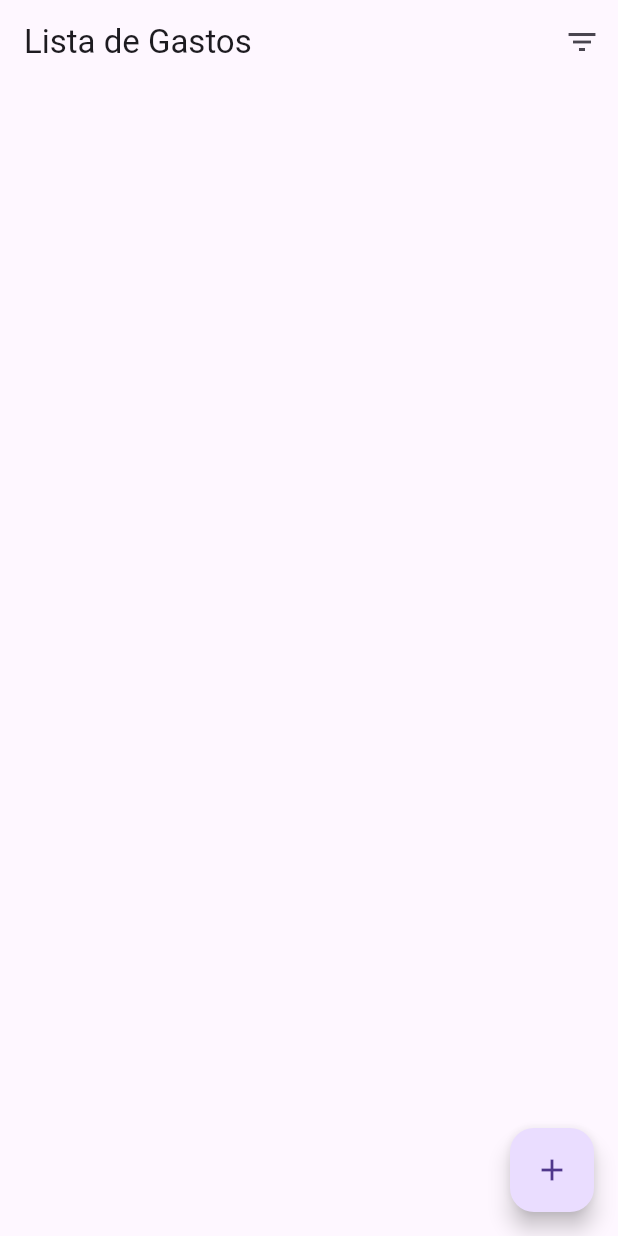
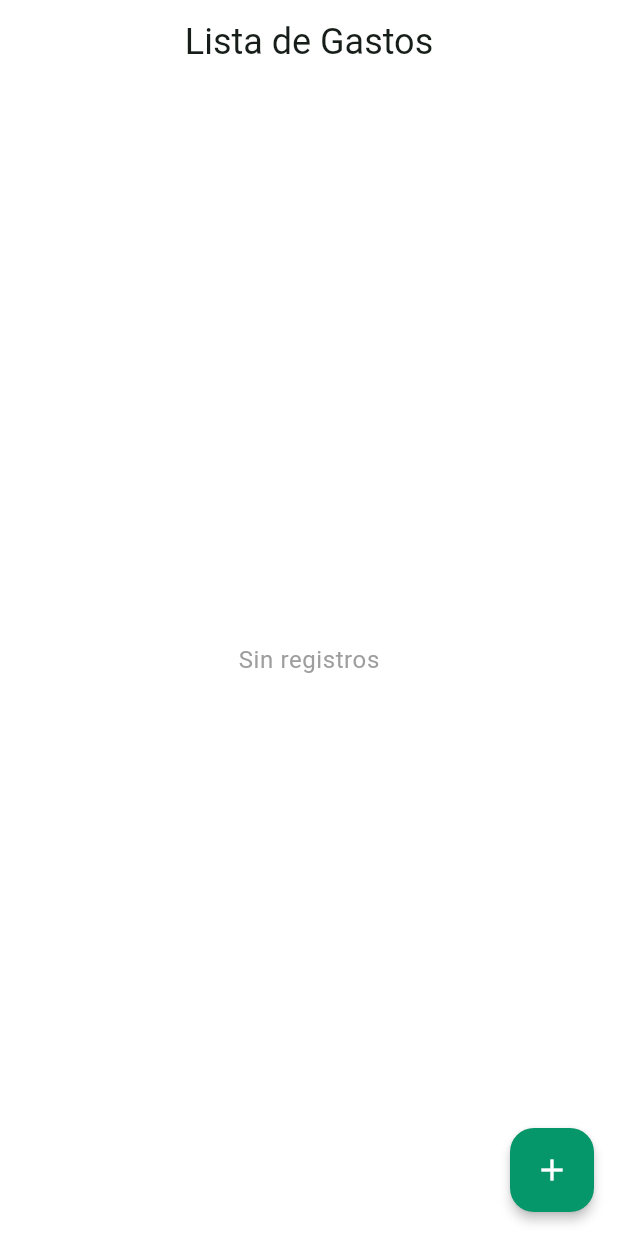
Before and after one commit to IvanYanez10/Gastos-Diarios, a Flutter app: the screen it shows after launch, on a phone screen of 412 x 824 dp. Run offline on Flutter 3.47's test engine with Material 3 defaults, Android fonts, the phone set to English and light mode, and no system bars; our stand-ins replace flutter_screenutil, sqflite; accounts and stored records are empty.

Commit message:
Version 1

```diff
--- a/lib/main.dart
+++ b/lib/main.dart
@@ -1,5 +1,6 @@
 import 'package:flutter/material.dart';
-import 'package:gastos_diarios/views/edit_expense_view.dart';
+import 'package:gastos_diarios/theme/app_theme.dart';
+import 'package:flutter_screenutil/flutter_screenutil.dart';
 import './views/expense_list_view.dart';
 import './views/add_expense_view.dart';
 
@@ -12,12 +13,14 @@ class MyApp extends StatelessWidget {
 
   @override
   Widget build(BuildContext context) {
+    return ScreenUtilInit(
+      designSize: const Size(1080, 2220),
+      minTextAdapt: true,
+      splitScreenMode: true,
+    builder: (_ , child) {
         return MaterialApp(
           debugShowCheckedModeBanner: false,
-      theme: ThemeData(
-        primarySwatch: Colors.blue,
-        visualDensity: VisualDensity.adaptivePlatformDensity,
-      ),
+          theme: appTheme,
           initialRoute: '/',
           routes: {
             '/': (context) => const ExpenseListView(),
@@ -25,4 +28,6 @@ class MyApp extends StatelessWidget {
           },
         );
       }
+    );
   }
+}
--- /dev/null
+++ b/lib/theme/app_theme.dart
@@ -0,0 +1,22 @@
+import 'package:flutter/material.dart';
+
+final ThemeData appTheme = ThemeData(
+  primaryColor: const Color(0xFF059669),
+  hintColor: const Color(0xFF3F72AF),
+  colorScheme: ColorScheme.fromSeed(seedColor: Color(0xFF059669), brightness: Brightness.light),
+  backgroundColor: Colors.white,
+  scaffoldBackgroundColor: Colors.white,
+  textTheme: const TextTheme(
+    headline1: TextStyle(fontSize: 13, fontWeight: FontWeight.bold, color: Colors.white),
+    bodyText1: TextStyle(fontSize: 16, color: Colors.black),
+    subtitle1: TextStyle(fontSize: 15, color: Colors.grey),
+    button: TextStyle(fontSize: 16, color: Colors.white),
+    caption: TextStyle(fontSize: 16, color: Colors.grey),
+  ),
+  floatingActionButtonTheme: const FloatingActionButtonThemeData(
+    backgroundColor: Color(0xFF059669),
+    elevation: 3.0,
+    foregroundColor: Colors.white,
+  ),
+  visualDensity: VisualDensity.adaptivePlatformDensity,
+);
--- a/lib/views/expense_list_view.dart
+++ b/lib/views/expense_list_view.dart
@@ -1,8 +1,9 @@
 import 'package:flutter/material.dart';
 import 'package:gastos_diarios/views/add_expense_view.dart';
-import 'package:intl/intl.dart';
 import '../models/expense.dart';
-import '../presenters/expense_presenter.dart'; // Import the ExpensePresenter
+import '../presenters/expense_presenter.dart';
+import '../widgets/Expense_Item.dart';
+import '../widgets/date_picker.dart';
 import 'edit_expense_view.dart';
 
 class ExpenseListView extends StatefulWidget {
@@ -16,29 +17,56 @@ class _ExpenseListViewState extends State<ExpenseListView> {
   final GlobalKey<ScaffoldState> _scaffoldKey = GlobalKey<ScaffoldState>();
   final ExpensePresenter _presenter = ExpensePresenter();
 
+  bool _filtering = false;
   List<Expense> _expenses = [];
-  List<Expense> _filteredExpenses = [];
 
-  // Define filters
-  double _minAmount = 0;
-  double _maxAmount = 2000;
-  double _currentSliderValue = 50;
-  DateTime _startDate = DateTime.now().subtract(Duration(days: 7));
-  DateTime _endDate = DateTime.now();
+  final double _minAmount = 0;
+  double _currentSliderValue=0;
 
-  late DateTime _selectedDate = DateTime.now();
+  double _highestAmount = 2000;
+  DateTime _selectedDate = DateTime(DateTime.now().year, DateTime.now().month, DateTime.now().day);
 
   @override
   void initState() {
     super.initState();
     _loadExpenses();
-    _selectedDate = DateTime.now();
+  }
+
+  Future<void> _loadHighestAmount() async {
+    final highestAmount = await _presenter.getHighestAmount();
+    setState(() {
+      _highestAmount = highestAmount! + 200;
+    });
   }
 
   Future<void> _loadExpenses() async {
     final expenses = await _presenter.fetchAllExpenses();
     setState(() {
       _expenses = expenses;
+    });
+    if(_expenses.isNotEmpty){
+      _loadHighestAmount();
+    }
+  }
+
+  Future<void> _clearDatabase() async {
+    await _presenter.clearDatabase();
+    _loadExpenses();
+  }
+
+  Future<void> _fetchFilteredExpenses() async {
+    final expenses = await _presenter.fetchFilteredExpenses(_currentSliderValue, _selectedDate.toString());
+    _closeEndDrawer();
+    setState(() {
+      _expenses = expenses;
+      _filtering=true;
+    });
+  }
+
+  void _cancelFiltering() {
+    _loadExpenses();
+    setState(() {
+      _filtering=false;
     });
   }
 
@@ -55,15 +83,32 @@ class _ExpenseListViewState extends State<ExpenseListView> {
     return Scaffold(
       key: _scaffoldKey,
       appBar: AppBar(
-        title: const Text('Lista de Gastos'),
+        backgroundColor: Theme.of(context).scaffoldBackgroundColor,
+        centerTitle: true,
+        title: !_filtering ? Text('Lista de Gastos', style: Theme.of(context).textTheme.headlineSmall)
+        :Text('Filtrado', style: Theme.of(context).textTheme.headlineSmall),
         actions: [
-          IconButton(
+          Visibility(
+            visible: _expenses.isNotEmpty || _filtering,
+            child: Padding(
+              padding: const EdgeInsets.only(right: 5.0),
+              child: _filtering ? IconButton(
+                onPressed: _cancelFiltering,
+                icon: const Icon(Icons.filter_alt_off, color: Colors.red,),
+              )
+                  : IconButton(
                 onPressed: _openEndDrawer,
                 icon: const Icon(Icons.filter_list),
+              )
+            ),
           ),
         ],
       ),
-      body: ListView.builder(
+      body: _expenses.isNotEmpty ? Padding(
+        padding: const EdgeInsets.symmetric(vertical: 10, horizontal: 0),
+        child: ListView.builder(
+          physics: _expenses.isNotEmpty ? const AlwaysScrollableScrollPhysics() : const NeverScrollableScrollPhysics(),
+          shrinkWrap: true, // Ensure that the ListView occupies only the necessary space
           itemCount: _expenses.length,
           itemBuilder: (context, index) {
             final expense = _expenses[index];
@@ -77,24 +122,14 @@ class _ExpenseListViewState extends State<ExpenseListView> {
                   reverseTransitionDuration: const Duration(milliseconds: 100),
                 ),
               ).then((value) => _loadExpenses()),
-            child: ListTile(
-              leading: Text(DateFormat('dd/MM/yy').format(expense.date)),
-              title: Text(expense.description),
-              subtitle: Text('\$${expense.amount}'),
-              trailing: IconButton(
-                icon: const Icon(Icons.delete),
-                onPressed: () async {
-                  // Update expense status to 'deleted'
-                  await _presenter.updateExpenseStatus(expense.id, 'deleted');
-                  // Reload expenses after deletion
-                  await _loadExpenses();
-                },
-              ),
-            ),
+              child: ExpenseItem(expense: expense),
             );
           },
         ),
-      floatingActionButton: FloatingActionButton(
+      ) : Center(child: Text('Sin registros', style: Theme.of(context).textTheme.caption,),),
+      floatingActionButton: Visibility(
+        visible: !_filtering,
+        child: FloatingActionButton(
           onPressed: () => Navigator.push(
               context,
               PageRouteBuilder(
@@ -106,50 +141,74 @@ class _ExpenseListViewState extends State<ExpenseListView> {
             ).then((value) => _loadExpenses()),
           child: const Icon(Icons.add),
         ),
+      ),
       endDrawer: Drawer(
         child: SafeArea(
+          child: Padding(
+            padding: const EdgeInsets.symmetric(vertical: 10, horizontal: 15),
             child: Column(
+              crossAxisAlignment: CrossAxisAlignment.stretch,
+              mainAxisAlignment: MainAxisAlignment.spaceBetween,
               children: [
-              const ListTile(
-                title: Text('Filtrar'),
-                // Add filter options here
-              ),
+                Column(
+                  crossAxisAlignment: CrossAxisAlignment.start,
+                  children: [
+                    Text('Filtrar', style: Theme.of(context).textTheme.headlineSmall),
+                    const SizedBox(height: 10),
                     const Text('Monto'),
+                    Row(
+                      mainAxisAlignment: MainAxisAlignment.start,
+                      children: [
                         Slider(
                           value: _currentSliderValue,
-                min: 0,
-                max: _maxAmount,
+                          min: _minAmount,
+                          max: _highestAmount,
                           divisions: 100,
-                label: _currentSliderValue.round().toString(),
+                          label: '\$${_currentSliderValue > 1000
+                              ? '${(_currentSliderValue / 1000).toStringAsFixed(1)}k'
+                              : '${_currentSliderValue.round()}'}',
                           onChanged: (double value) {
                             setState(() {
                               _currentSliderValue = value;
                             });
                           },
                         ),
-              TextButton(
-                onPressed: () async {
-                  final DateTime? pickedDate = await showDatePicker(
-                    context: context,
-                    initialDate: _selectedDate,
-                    firstDate: DateTime(2015, 8),
-                    lastDate: DateTime(2101),
-                  );
-                  if (pickedDate != null && pickedDate != _selectedDate) {
+                        Text('\$${_currentSliderValue > 1000
+                            ? '${(_currentSliderValue / 1000).toStringAsFixed(1)}k'
+                            : '${_currentSliderValue.round()}'}'),
+                      ],
+                    ),
+                    DateSelectorButton(
+                      selectedDate: _selectedDate,
+                      onChanged: (newDate) {
                         setState(() {
-                      _selectedDate = pickedDate;
+                          _selectedDate = newDate!;
                         });
-                  }
                       },
-                child: Text('Fecha: ${_selectedDate.day}/${_selectedDate.month}/${_selectedDate.year}'),
                     ),
-              ListTile(
-                title: TextButton(
-                  onPressed: _closeEndDrawer, // Use _closeEndDrawer directly
-                  child: const Text('Apply'),
-                ),
+                    const SizedBox(height: 10),
+                    ElevatedButton(
+                      onPressed: () => _fetchFilteredExpenses(),
+                      child: const Text('Aplicar filtro'),
                     ),
                   ],
+                ),
+                _expenses.isNotEmpty ? Column(
+                  children: [
+                    const Divider(),
+                    // Add the Clean Database button
+                    TextButton(
+                      onPressed: () {
+                        _clearDatabase();
+                        _closeEndDrawer();
+                        },
+                      child: const Text('Reiniciar base de datos', style: TextStyle(color: Colors.red, fontSize: 14),),
+                    ),
+                  ],
+                )
+                : const Center(child: Text('Demo Gastos Diarios', style: TextStyle(color: Colors.grey)))
+              ],
+            ),
           ),
         ),
       ),
--- a/pubspec.yaml
+++ b/pubspec.yaml
@@ -25,10 +25,8 @@ dependencies:
 
   cupertino_icons: ^1.0.2
   intl: ^0.19.0
-  shared_preferences: ^2.2.2
   flutter_screenutil: ^5.9.0
   sqflite: ^2.0.3
-  font_awesome_flutter: ^10.1.0
 
 dev_dependencies:
   flutter_test:
@@ -39,5 +37,4 @@ flutter:
   uses-material-design: true
 
   assets:
-    - assets/
     - assets/images/
```
Also changed, not shown: lib/presenters/expense_presenter.dart (+33 -0 lines), lib/utils/database_helper.dart (+24 -53 lines), lib/views/add_expense_view.dart (+9 -15 lines), lib/views/edit_expense_view.dart (+23 -13 lines), lib/widgets/Expense_Item.dart (added, +54 -0 lines), lib/widgets/date_picker.dart (added, +36 -0 lines), pubspec.lock, 1 other file. Lines whose indentation alone changed are shown as unchanged.
